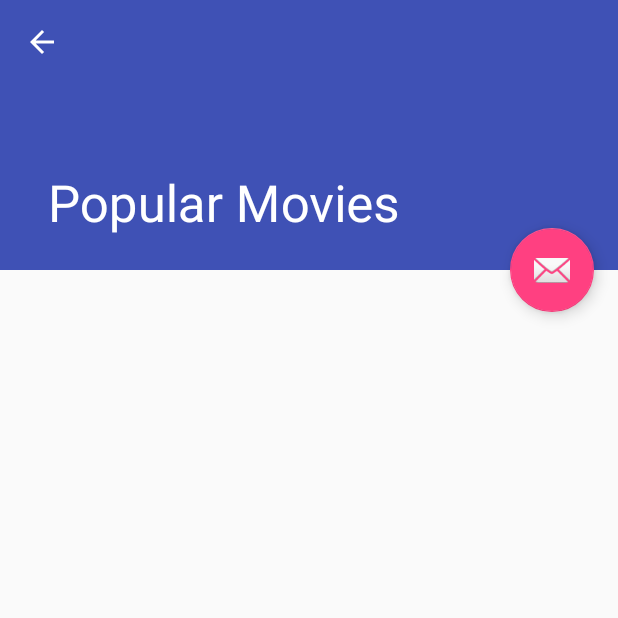
After one commit to alatar-/PopularMovies, an Android app: the MovieDetailActivity screen opened directly, with no data from a screen before it, on a phone screen of 412 x 824 dp, the top half of it. The commit adds this screen. Run offline under Robolectric (Android 15) with nearby library versions, the phone set to English and light mode, and no system bars.

Commit message:
Add MovieDetailActivity.

```diff
--- a/app/build.gradle
+++ b/app/build.gradle
@@ -37,8 +37,9 @@ dependencies {
     })
 
     // Layout support libraries
-    compile 'com.android.support:appcompat-v7:25.1.0'
-    compile 'com.android.support:recyclerview-v7:25.1.0'
+    compile 'com.android.support:appcompat-v7:25.1.1'
+    compile 'com.android.support:recyclerview-v7:25.1.1'
+    compile 'com.android.support:design:25.1.1'
 
     // Image handling
     compile 'com.squareup.picasso:picasso:2.5.2'
@@ -52,5 +53,6 @@ dependencies {
     compile 'io.reactivex.rxjava2:rxandroid:2.0.1'
     compile 'com.jakewharton.retrofit:retrofit2-rxjava2-adapter:1.0.0'
 
+
     testCompile 'junit:junit:4.12'
 }
--- a/app/src/main/AndroidManifest.xml
+++ b/app/src/main/AndroidManifest.xml
@@ -2,7 +2,7 @@
 <manifest xmlns:android="http://schemas.android.com/apk/res/android"
     package="eu.alatar.popularmovies">
 
-    <uses-permission android:name="android.permission.INTERNET"></uses-permission>
+    <uses-permission android:name="android.permission.INTERNET" />
 
     <application
         android:allowBackup="true"
@@ -17,8 +17,14 @@
                 <category android:name="android.intent.category.LAUNCHER" />
             </intent-filter>
         </activity>
-
-
+        <activity
+            android:name=".MovieDetailActivity"
+            android:parentActivityName=".MovieListActivity"
+            android:theme="@style/AppTheme.NoActionBar">
+            <meta-data
+                android:name="android.support.PARENT_ACTIVITY"
+                android:value="eu.alatar.popularmovies.MovieListActivity" />
+        </activity>
     </application>
 
 </manifest>
--- /dev/null
+++ b/app/src/main/java/eu/alatar/popularmovies/MovieDetailActivity.java
@@ -0,0 +1,29 @@
+package eu.alatar.popularmovies;
+
+import android.os.Bundle;
+import android.support.design.widget.FloatingActionButton;
+import android.support.design.widget.Snackbar;
+import android.support.v7.app.AppCompatActivity;
+import android.support.v7.widget.Toolbar;
+import android.view.View;
+
+public class MovieDetailActivity extends AppCompatActivity {
+
+    @Override
+    protected void onCreate(Bundle savedInstanceState) {
+        super.onCreate(savedInstanceState);
+        setContentView(R.layout.activity_movie_detail);
+        Toolbar toolbar = (Toolbar) findViewById(R.id.toolbar);
+        setSupportActionBar(toolbar);
+
+        FloatingActionButton fab = (FloatingActionButton) findViewById(R.id.fab);
+        fab.setOnClickListener(new View.OnClickListener() {
+            @Override
+            public void onClick(View view) {
+                Snackbar.make(view, "Replace with your own action", Snackbar.LENGTH_LONG)
+                        .setAction("Action", null).show();
+            }
+        });
+        getSupportActionBar().setDisplayHomeAsUpEnabled(true);
+    }
+}
--- /dev/null
+++ b/app/src/main/res/layout/activity_movie_detail.xml
@@ -0,0 +1,46 @@
+<?xml version="1.0" encoding="utf-8"?>
+<android.support.design.widget.CoordinatorLayout xmlns:android="http://schemas.android.com/apk/res/android"
+    xmlns:app="http://schemas.android.com/apk/res-auto"
+    xmlns:tools="http://schemas.android.com/tools"
+    android:layout_width="match_parent"
+    android:layout_height="match_parent"
+    android:fitsSystemWindows="true"
+    tools:context="eu.alatar.popularmovies.MovieDetailActivity">
+
+    <android.support.design.widget.AppBarLayout
+        android:id="@+id/app_bar"
+        android:layout_width="match_parent"
+        android:layout_height="@dimen/app_bar_height"
+        android:fitsSystemWindows="true"
+        android:theme="@style/AppTheme.AppBarOverlay">
+
+        <android.support.design.widget.CollapsingToolbarLayout
+            android:id="@+id/toolbar_layout"
+            android:layout_width="match_parent"
+            android:layout_height="match_parent"
+            android:fitsSystemWindows="true"
+            app:contentScrim="?attr/colorPrimary"
+            app:layout_scrollFlags="scroll|exitUntilCollapsed">
+
+            <android.support.v7.widget.Toolbar
+                android:id="@+id/toolbar"
+                android:layout_width="match_parent"
+                android:layout_height="?attr/actionBarSize"
+                app:layout_collapseMode="pin"
+                app:popupTheme="@style/AppTheme.PopupOverlay" />
+
+        </android.support.design.widget.CollapsingToolbarLayout>
+    </android.support.design.widget.AppBarLayout>
+
+    <include layout="@layout/activity_movie_detail_content" />
+
+    <android.support.design.widget.FloatingActionButton
+        android:id="@+id/fab"
+        android:layout_width="wrap_content"
+        android:layout_height="wrap_content"
+        android:layout_margin="@dimen/fab_margin"
+        app:layout_anchor="@id/app_bar"
+        app:layout_anchorGravity="bottom|end"
+        app:srcCompat="@android:drawable/ic_dialog_email" />
+
+</android.support.design.widget.CoordinatorLayout>
--- /dev/null
+++ b/app/src/main/res/layout/activity_movie_detail_content.xml
@@ -0,0 +1,17 @@
+<?xml version="1.0" encoding="utf-8"?>
+<android.support.v4.widget.NestedScrollView xmlns:android="http://schemas.android.com/apk/res/android"
+    xmlns:app="http://schemas.android.com/apk/res-auto"
+    xmlns:tools="http://schemas.android.com/tools"
+    android:layout_width="match_parent"
+    android:layout_height="match_parent"
+    app:layout_behavior="@string/appbar_scrolling_view_behavior"
+    tools:context="eu.alatar.popularmovies.MovieDetailActivity"
+    tools:showIn="@layout/activity_movie_detail">
+
+    <TextView
+        android:layout_width="wrap_content"
+        android:layout_height="wrap_content"
+        android:layout_margin="@dimen/text_margin"
+         />
+
+</android.support.v4.widget.NestedScrollView>
--- /dev/null
+++ b/app/src/main/res/menu/menu_movie_detail.xml
@@ -0,0 +1,10 @@
+<menu xmlns:android="http://schemas.android.com/apk/res/android"
+    xmlns:app="http://schemas.android.com/apk/res-auto"
+    xmlns:tools="http://schemas.android.com/tools"
+    tools:context="eu.alatar.popularmovies.MovieDetailActivity">
+    <item
+        android:id="@+id/action_settings"
+        android:orderInCategory="100"
+        android:title="@string/action_settings"
+        app:showAsAction="never" />
+</menu>
--- /dev/null
+++ b/app/src/main/res/values-v21/styles.xml
@@ -0,0 +1,9 @@
+<resources>
+
+    <style name="AppTheme.NoActionBar">
+        <item name="windowActionBar">false</item>
+        <item name="windowNoTitle">true</item>
+        <item name="android:windowDrawsSystemBarBackgrounds">true</item>
+        <item name="android:statusBarColor">@android:color/transparent</item>
+    </style>
+</resources>
--- a/app/src/main/res/values/dimens.xml
+++ b/app/src/main/res/values/dimens.xml
@@ -2,4 +2,7 @@
     <!-- Default screen margins, per the Android Design guidelines. -->
     <dimen name="activity_horizontal_margin">16dp</dimen>
     <dimen name="activity_vertical_margin">16dp</dimen>
+    <dimen name="app_bar_height">180dp</dimen>
+    <dimen name="fab_margin">16dp</dimen>
+    <dimen name="text_margin">16dp</dimen>
 </resources>
--- a/app/src/main/res/values/strings.xml
+++ b/app/src/main/res/values/strings.xml
@@ -1,3 +1,4 @@
 <resources>
     <string name="app_name">Popular Movies</string>
+    <string name="action_settings">Settings</string>
 </resources>
--- a/app/src/main/res/values/styles.xml
+++ b/app/src/main/res/values/styles.xml
@@ -8,4 +8,13 @@
         <item name="colorAccent">@color/colorAccent</item>
     </style>
 
+    <style name="AppTheme.NoActionBar">
+        <item name="windowActionBar">false</item>
+        <item name="windowNoTitle">true</item>
+    </style>
+
+    <style name="AppTheme.AppBarOverlay" parent="ThemeOverlay.AppCompat.Dark.ActionBar" />
+
+    <style name="AppTheme.PopupOverlay" parent="ThemeOverlay.AppCompat.Light" />
+
 </resources>
```
Also changed, not shown: app/src/main/res/layout/activity_movie_list_rv_poster.xml (renamed from app/src/main/res/layout/movie_poster.xml), app/src/main/res/layout/activity_movies_list.xml (renamed from app/src/main/res/layout/movies_list.xml).
